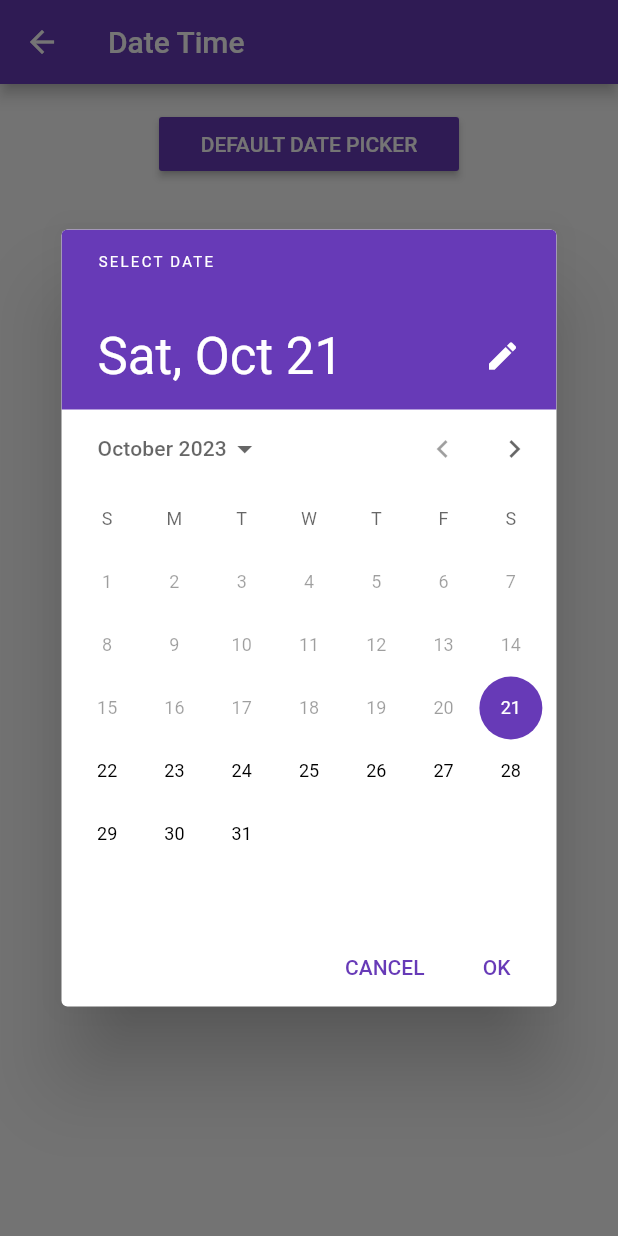
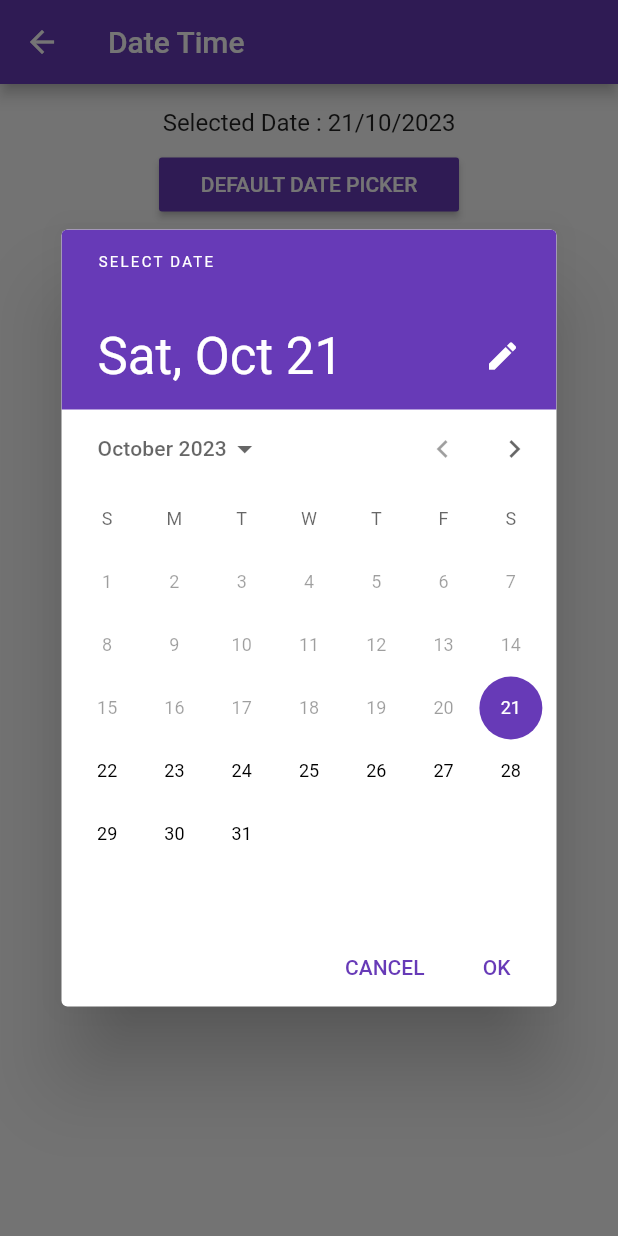
Before and after one commit to yoesuv/Flutter-Picker-Permission, a Flutter app: the DateTimeScreen screen opened by its route, after a tap on "DEFAULT DATE PICKER", on a phone screen of 412 x 824 dp. Run offline on Flutter 3.47's test engine with Material 2 defaults, Android fonts, the phone set to English and light mode, and no system bars; our stand-ins replace device_info_plus, dio, equatable, file_picker, flutter_bloc, flutter_local_notifications and 4 more; missing offline and left inert: app_settings, flutter_downloader, pausable_timer, record.

Commit message:
:pencil: show selected date

```diff
--- a/lib/src/module/datetime/date_time_bloc.dart
+++ b/lib/src/module/datetime/date_time_bloc.dart
@@ -5,6 +5,16 @@ import 'package:flutter_picker/src/module/datetime/date_time_state.dart';
 class DateTimeBloc extends Bloc<DateTimeEvent, DateTimeState> {
   DateTimeBloc() : super(const DateTimeState()) {
     on<DateTimeSetDateEvent>(_onSetDate);
+    on<DateTimeInitEvent>(_onInit);
+  }
+
+  void _onInit(
+    DateTimeInitEvent event,
+    Emitter<DateTimeState> emit,
+  ) {
+    emit(state.copyWith(
+      selectedDate: DateTime.now(),
+    ));
   }
 
   void _onSetDate(
--- a/lib/src/module/datetime/date_time_event.dart
+++ b/lib/src/module/datetime/date_time_event.dart
@@ -5,6 +5,8 @@ abstract class DateTimeEvent extends Equatable {
   List<Object?> get props => [];
 }
 
+class DateTimeInitEvent extends DateTimeEvent {}
+
 class DateTimeSetDateEvent extends DateTimeEvent {
   DateTimeSetDateEvent({this.dateTime});
   final DateTime? dateTime;
--- a/lib/src/module/datetime/date_time_screen.dart
+++ b/lib/src/module/datetime/date_time_screen.dart
@@ -2,6 +2,7 @@ import 'package:flutter/material.dart';
 import 'package:flutter_bloc/flutter_bloc.dart';
 import 'package:flutter_picker/src/module/datetime/date_time_bloc.dart';
 import 'package:flutter_picker/src/module/datetime/date_time_event.dart';
+import 'package:flutter_picker/src/module/datetime/date_time_state.dart';
 import 'package:flutter_picker/src/widgets/my_button.dart';
 
 class DateTimeScreen extends StatefulWidget {
@@ -15,13 +16,13 @@ class DateTimeScreen extends StatefulWidget {
 }
 
 class _DateTimeScreenState extends State<DateTimeScreen> {
-
   DateTimeBloc? _bloc;
 
   @override
   void initState() {
     super.initState();
     _bloc = context.read<DateTimeBloc>();
+    _bloc?.add(DateTimeInitEvent());
   }
 
   @override
@@ -36,11 +37,32 @@ class _DateTimeScreenState extends State<DateTimeScreen> {
           child: Column(
             mainAxisSize: MainAxisSize.min,
             children: [
+              _buildSelectedDate(),
+              const SizedBox(height: 8),
               _buildDefaultDate(),
             ],
           ),
         ),
       ),
+    );
+  }
+
+  Widget _buildSelectedDate() {
+    return BlocBuilder<DateTimeBloc, DateTimeState>(
+      bloc: _bloc,
+      buildWhen: (prev, current) => prev.selectedDate != current.selectedDate,
+      builder: (context, state) {
+        final date = state.selectedDate;
+        final day = date?.day;
+        final month = date?.month;
+        final year = date?.year;
+        return Text(
+          "Selected Date : $day/$month/$year",
+          style: const TextStyle(
+            fontSize: 16,
+          ),
+        );
+      },
     );
   }
 
```
